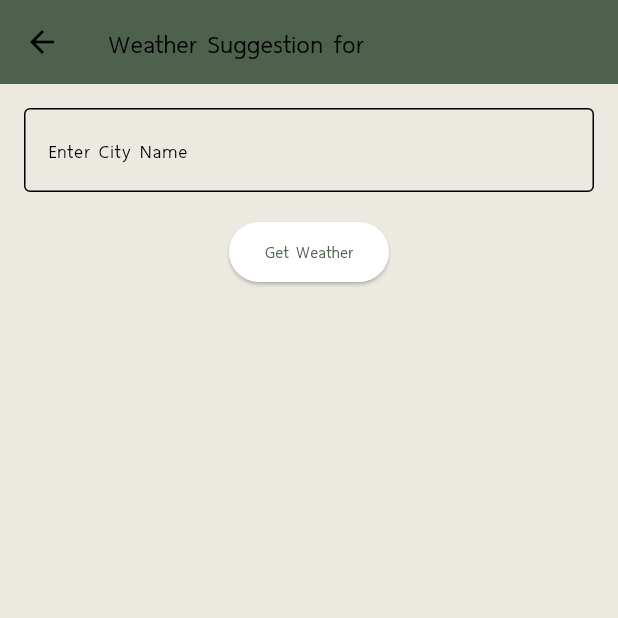
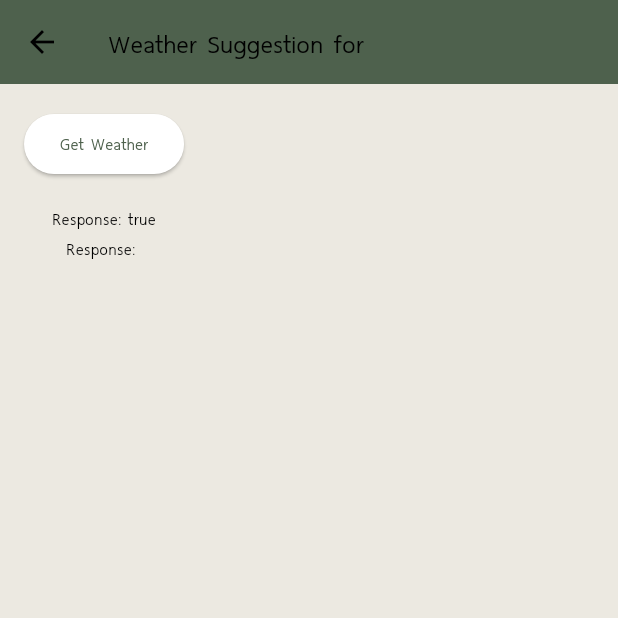
Before and after one commit to OteEnded/HealthyElderly_Flutter, a Flutter app: the SuggestionPage screen opened directly with empty values, after a tap on "Get Weather", on a phone screen of 412 x 824 dp, the top half of it. Run offline on Flutter 3.47's test engine with Material 3 defaults, Android fonts, the phone set to English and light mode, and no system bars; our stand-ins replace flutter_dotenv, shared_preferences; accounts and stored records are empty; network calls fail.

Commit message:
test api

```diff
--- a/lib/pages/register_page.dart
+++ b/lib/pages/register_page.dart
@@ -46,8 +46,8 @@ class _RegisterPageState extends State<RegisterPage> {
       _message = 'Registration successful! Please login.';
     });
 
-    // Delay for 2 seconds and then pop back to login page
-    Future.delayed(const Duration(seconds: 2), () {
+
+    Future.delayed(const Duration(seconds: 1), () {
       Navigator.pop(context);
     });
   }
--- a/lib/pages/suggestion_page.dart
+++ b/lib/pages/suggestion_page.dart
@@ -15,69 +15,31 @@ class SuggestionPage extends StatefulWidget {
 class _SuggestionPageState extends State<SuggestionPage> {
   final TextEditingController _controller = TextEditingController();
   final ApiService apiService =
-      ApiService(baseUrl: 'https://api.openweathermap.org/data/2.5');
-  String _weatherInfo = '';
-  String _weatherIcon = '';
-  String _cityName = '';
+      ApiService(baseUrl: 'https://bad2-184-22-230-101.ngrok-free.app');
+  String _response = '';
+  String _test = 'false';
+
 
   Future<void> _fetchWeather(String city) async {
     // สมมุติว่า dotenv.load() ถูกเรียกใน main.dart แล้ว
     final apiKey = dotenv.env['API_KEY'];
     if (apiKey == null || apiKey.isEmpty) {
-      setState(() {
-        _weatherInfo = 'API Key is missing!';
-        _weatherIcon = '';
-      });
+
       return;
     }
     try {
-      final response = await apiService.get(
-          '/weather?q=$city&units=metric&appid=$apiKey');
-      final sunrise = DateTime.fromMillisecondsSinceEpoch(
-          response['sys']['sunrise'] * 1000);
-      final sunset = DateTime.fromMillisecondsSinceEpoch(
-          response['sys']['sunset'] * 1000);
+      final response = await apiService.get('/api/Users/get/user_id/1', headers: {'api-key': 'I am the real admin',
+       'ngrok-skip-browser-warning' : 'true'});
       setState(() {
-        _cityName = response['name'];
-        _weatherInfo = 'Temperature: ${response['main']['temp']}°C\n'
-            'Min Temp: ${response['main']['temp_min']}°C\n'
-            'Max Temp: ${response['main']['temp_max']}°C\n'
-            'Weather: ${response['weather'][0]['description']}\n'
-            'Humidity: ${response['main']['humidity']}%\n'
-            'Wind Speed: ${response['wind']['speed']} m/s\n'
-            'Sunrise: ${sunrise.hour}:${sunrise.minute}\n'
-            'Sunset: ${sunset.hour}:${sunset.minute}';
-        _weatherIcon = _getWeatherIcon(response['weather'][0]['main']);
+        _response = response.toString();
+        print(_response);
       });
     } catch (e) {
-      setState(() {
-        _weatherInfo = 'Error fetching weather data: $e';
-        _weatherIcon = '';
-      });
+      print(e);
     }
   }
 
-  String _getWeatherIcon(String weather) {
-    switch (weather.toLowerCase()) {
-      case 'clear':
-        return '☀️';
-      case 'clouds':
-        return '☁️';
-      case 'rain':
-        return '🌧️';
-      case 'snow':
-        return '❄️';
-      case 'thunderstorm':
-        return '⛈️';
-      case 'drizzle':
-        return '🌦️';
-      case 'mist':
-      case 'fog':
-        return '🌫️';
-      default:
-        return '🌈';
-    }
-  }
+
 
   @override
   Widget build(BuildContext context) {
@@ -96,42 +58,46 @@ class _SuggestionPageState extends State<SuggestionPage> {
         padding: const EdgeInsets.all(16.0),
         child: Column(
           children: [
-            TextField(
-              controller: _controller,
-              decoration: const InputDecoration(
-                labelText: 'Enter City Name',
-                border: OutlineInputBorder(),
-              ),
-            ),
-            const SizedBox(height: 16),
+            // TextField(
+            //   controller: _controller,
+            //   decoration: const InputDecoration(
+            //     labelText: 'Enter City Name',
+            //     border: OutlineInputBorder(),
+            //   ),
+            // ),
+            // const SizedBox(height: 16),
             ElevatedButton(
               onPressed: () {
-                if (_controller.text.isNotEmpty) {
+                if (true) {
                   _fetchWeather(_controller.text);
+                  setState(() {
+                    _test = 'true';
+                  });
                 }
               },
               child: const Text('Get Weather'),
             ),
-            const SizedBox(height: 16),
-            if (_cityName.isNotEmpty)
-              Text(
-                'Weather in $_cityName',
-                style: const TextStyle(
-                  fontSize: 20,
-                  fontWeight: FontWeight.bold,
-                ),
-              ),
-            if (_weatherIcon.isNotEmpty)
-              Text(
-                _weatherIcon,
-                style: const TextStyle(fontSize: 48),
-              ),
-            if (_weatherInfo.isNotEmpty)
-              Text(
-                _weatherInfo,
-                style: const TextStyle(fontSize: 16),
-                textAlign: TextAlign.center,
-              ),
+            const SizedBox(height: 16),Text('Response: $_test'),
+            Text('Response: $_response'),
+            // if (_cityName.isNotEmpty)
+            //   Text(
+            //     'Weather in $_cityName',
+            //     style: const TextStyle(
+            //       fontSize: 20,
+            //       fontWeight: FontWeight.bold,
+            //     ),
+            //   ),
+            // if (_weatherIcon.isNotEmpty)
+            //   Text(
+            //     _weatherIcon,
+            //     style: const TextStyle(fontSize: 48),
+            //   ),
+            // if (_weatherInfo.isNotEmpty)
+            //   Text(
+            //     _weatherInfo,
+            //     style: const TextStyle(fontSize: 16),
+            //     textAlign: TextAlign.center,
+            //   ),
           ],
         ),
       ),
```
Also changed, not shown: lib/pages/login_page.dart (+7 -2 lines).
